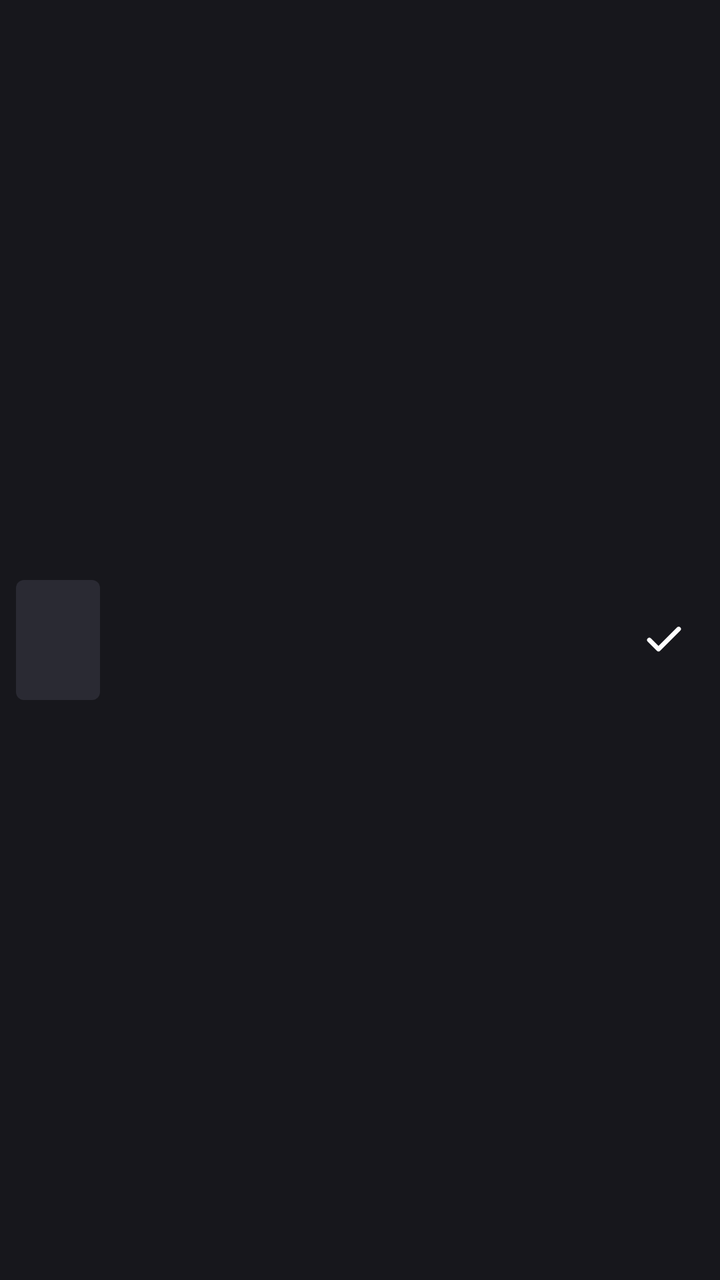
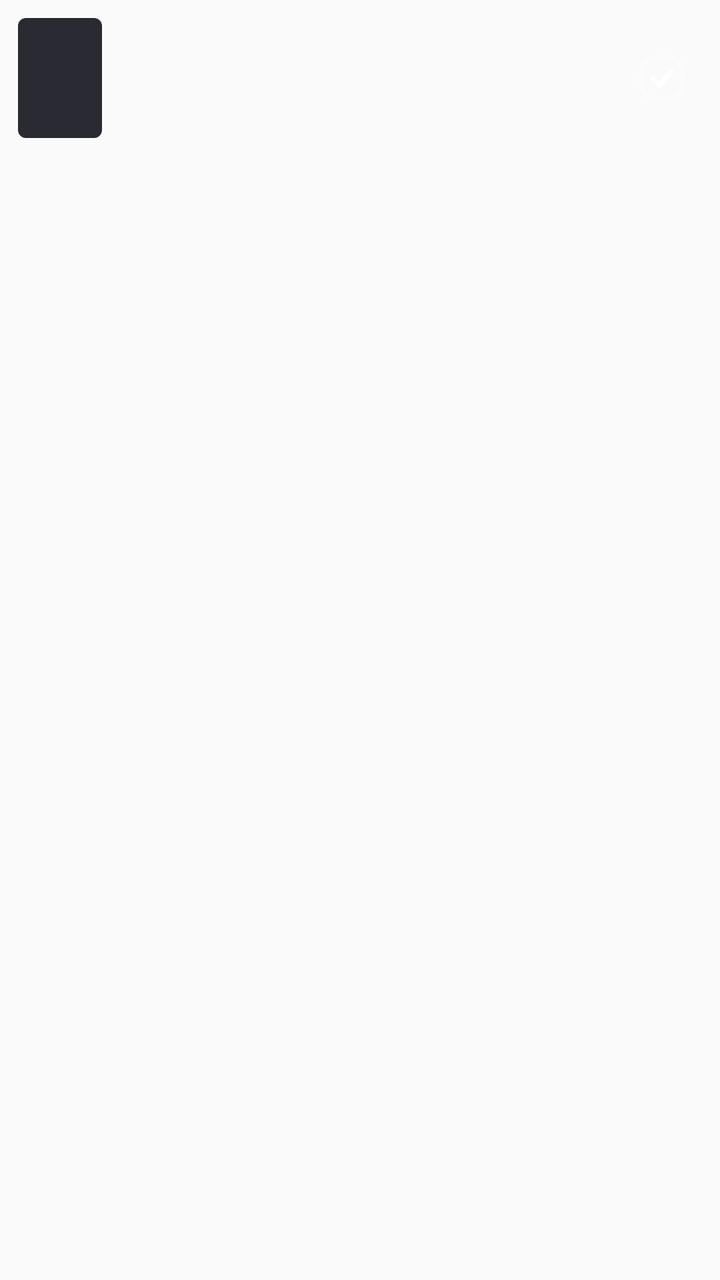

An Android layout rendered at two revisions. The XML below is the earlier revision; the diff shows what the commit changed to produce the second picture.
<!-- AndroidManifest.xml: application theme AppTheme -->
<!-- res/layout/widget_row.xml -->
<?xml version="1.0" encoding="utf-8"?>
<LinearLayout xmlns:android="http://schemas.android.com/apk/res/android"
    android:id="@+id/row_root"
    android:layout_width="match_parent"
    android:layout_height="wrap_content"
    android:orientation="horizontal"
    android:background="#17171c"
    android:gravity="center_vertical"
    android:padding="8dp"
    android:layout_marginBottom="6dp">

    <ImageView
        android:id="@+id/row_poster"
        android:layout_width="42dp"
        android:layout_height="60dp"
        android:scaleType="centerCrop"
        android:src="@drawable/widget_poster_placeholder"
        android:contentDescription="Poster" />

    <LinearLayout
        android:layout_width="0dp"
        android:layout_height="wrap_content"
        android:layout_weight="1"
        android:layout_marginStart="10dp"
        android:orientation="vertical">

        <TextView
            android:id="@+id/row_title"
            android:layout_width="match_parent"
            android:layout_height="wrap_content"
            android:maxLines="1"
            android:ellipsize="end"
            android:textColor="#f4f4f5"
            android:textSize="14sp"
            android:textStyle="bold" />

        <TextView
            android:id="@+id/row_sub"
            android:layout_width="match_parent"
            android:layout_height="wrap_content"
            android:maxLines="1"
            android:ellipsize="end"
            android:textColor="#71717a"
            android:textSize="12sp"
            android:layout_marginTop="2dp" />
    </LinearLayout>

    <ImageView
        android:id="@+id/row_check"
        android:layout_width="40dp"
        android:layout_height="40dp"
        android:layout_marginStart="6dp"
        android:padding="9dp"
        android:src="@drawable/ic_widget_check"
        android:contentDescription="Mark watched" />
</LinearLayout>
<!-- resources referenced by this layout -->
<resources>
  <!-- drawable ic_widget_check (drawable) -->
  <vector xmlns:android="http://schemas.android.com/apk/res/android"
      android:width="24dp"
      android:height="24dp"
      android:viewportWidth="24"
      android:viewportHeight="24">
      <path
          android:strokeColor="#FFFFFFFF"
          android:strokeWidth="2.5"
          android:strokeLineCap="round"
          android:strokeLineJoin="round"
          android:fillColor="#00000000"
          android:pathData="M20 6 L9 17 L4 12" />
  </vector>
  <!-- drawable widget_poster_placeholder (drawable) -->
  <?xml version="1.0" encoding="utf-8"?>
  <shape xmlns:android="http://schemas.android.com/apk/res/android"
      android:shape="rectangle">
      <corners android:radius="4dp" />
      <solid android:color="#2a2a33" />
  </shape>
  <style name="AppTheme" parent="Theme.AppCompat.Light.DarkActionBar">
          
          <item name="colorPrimary">@color/colorPrimary</item>
          <item name="colorPrimaryDark">@color/colorPrimaryDark</item>
          <item name="colorAccent">@color/colorAccent</item>
      </style>
</resources>

<!-- the commit's change to res/layout/widget_row.xml (unified diff, before → after) -->
@@ -3,54 +3,61 @@
     android:id="@+id/row_root"
     android:layout_width="match_parent"
     android:layout_height="wrap_content"
-    android:orientation="horizontal"
-    android:background="#17171c"
-    android:gravity="center_vertical"
-    android:padding="8dp"
+    android:orientation="vertical"
+    android:padding="1dp"
     android:layout_marginBottom="6dp">
 
-    <ImageView
-        android:id="@+id/row_poster"
-        android:layout_width="42dp"
-        android:layout_height="60dp"
-        android:scaleType="centerCrop"
-        android:src="@drawable/widget_poster_placeholder"
-        android:contentDescription="Poster" />
+    <LinearLayout
+        android:id="@+id/row_card"
+        android:layout_width="match_parent"
+        android:layout_height="wrap_content"
+        android:orientation="horizontal"
+        android:gravity="center_vertical"
+        android:padding="8dp">
 
-    <LinearLayout
-        android:layout_width="0dp"
-        android:layout_height="wrap_content"
-        android:layout_weight="1"
-        android:layout_marginStart="10dp"
-        android:orientation="vertical">
+        <ImageView
+            android:id="@+id/row_poster"
+            android:layout_width="42dp"
+            android:layout_height="60dp"
+            android:scaleType="centerCrop"
+            android:src="@drawable/widget_poster_placeholder"
+            android:contentDescription="Poster" />
 
-        <TextView
-            android:id="@+id/row_title"
-            android:layout_width="match_parent"
+        <LinearLayout
+            android:layout_width="0dp"
             android:layout_height="wrap_content"
-            android:maxLines="1"
-            android:ellipsize="end"
-            android:textColor="#f4f4f5"
-            android:textSize="14sp"
-            android:textStyle="bold" />
+            android:layout_weight="1"
+            android:layout_marginStart="10dp"
+            android:orientation="vertical">
 
-        <TextView
-            android:id="@+id/row_sub"
-            android:layout_width="match_parent"
-            android:layout_height="wrap_content"
-            android:maxLines="1"
-            android:ellipsize="end"
-            android:textColor="#71717a"
-            android:textSize="12sp"
-            android:layout_marginTop="2dp" />
+            <TextView
+                android:id="@+id/row_title"
+                android:layout_width="match_parent"
+                android:layout_height="wrap_content"
+                android:maxLines="1"
+                android:ellipsize="end"
+                android:textColor="#f4f4f5"
+                android:textSize="14sp"
+                android:textStyle="bold" />
+
+            <TextView
+                android:id="@+id/row_sub"
+                android:layout_width="match_parent"
+                android:layout_height="wrap_content"
+                android:maxLines="1"
+                android:ellipsize="end"
+                android:textColor="#71717a"
+                android:textSize="12sp"
+                android:layout_marginTop="2dp" />
+        </LinearLayout>
+
+        <ImageView
+            android:id="@+id/row_check"
+            android:layout_width="40dp"
+            android:layout_height="40dp"
+            android:layout_marginStart="6dp"
+            android:padding="7dp"
+            android:src="@drawable/ic_widget_check_box"
+            android:contentDescription="Mark watched" />
     </LinearLayout>
-
-    <ImageView
-        android:id="@+id/row_check"
-        android:layout_width="40dp"
-        android:layout_height="40dp"
-        android:layout_marginStart="6dp"
-        android:padding="9dp"
-        android:src="@drawable/ic_widget_check"
-        android:contentDescription="Mark watched" />
 </LinearLayout>
<!-- resource entries referenced after the edit -->
@@ -1,18 +1,28 @@
 <!-- resources referenced by this layout -->
 <resources>
-  <!-- drawable ic_widget_check (drawable) -->
+  <!-- drawable ic_widget_check_box (drawable) -->
+  <?xml version="1.0" encoding="utf-8"?>
   <vector xmlns:android="http://schemas.android.com/apk/res/android"
       android:width="24dp"
       android:height="24dp"
       android:viewportWidth="24"
       android:viewportHeight="24">
+      
       <path
           android:strokeColor="#FFFFFFFF"
-          android:strokeWidth="2.5"
+          android:strokeAlpha="0.5"
+          android:strokeWidth="1.8"
+          android:strokeLineJoin="round"
+          android:fillColor="#00000000"
+          android:pathData="M8.5 2.6 L15.5 2.6 A5.9 5.9 0 0 1 21.4 8.5 L21.4 15.5 A5.9 5.9 0 0 1 15.5 21.4 L8.5 21.4 A5.9 5.9 0 0 1 2.6 15.5 L2.6 8.5 A5.9 5.9 0 0 1 8.5 2.6 Z" />
+      
+      <path
+          android:strokeColor="#FFFFFFFF"
+          android:strokeWidth="2.2"
           android:strokeLineCap="round"
           android:strokeLineJoin="round"
           android:fillColor="#00000000"
-          android:pathData="M20 6 L9 17 L4 12" />
+          android:pathData="M7.8 12.3 L10.7 15.2 L16.2 9.2" />
   </vector>
   <!-- drawable widget_poster_placeholder (drawable) -->
   <?xml version="1.0" encoding="utf-8"?>
